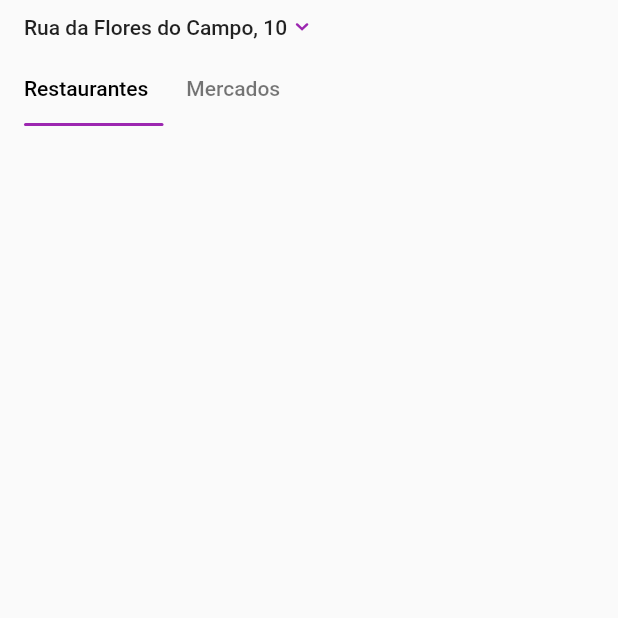
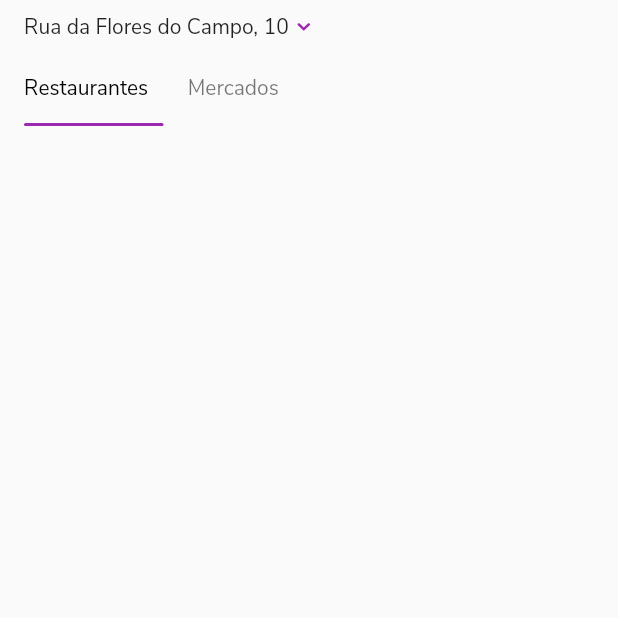
Before and after one commit to HericAvila/AprendendoFlutter, a Flutter app: the screen it shows after launch, on a phone screen of 412 x 824 dp, the top half of it. Run offline on Flutter 3.47's test engine with Material 2 defaults, Android fonts, the phone set to English and light mode, and no system bars; our stand-ins replace flutter_svg, tab_indicator_styler; Roboto replaces fonts that are missing (Nunito-Sans).

Commit message:
delivery

```diff
--- a/app_delivery/lib/core/theme/app_theme.dart
+++ b/app_delivery/lib/core/theme/app_theme.dart
@@ -3,7 +3,7 @@ import 'package:flutter/material.dart';
 
 class AppTheme {
   static ThemeData get theme => ThemeData(
-        fontFamily: 'Nunito-Sans',
+        fontFamily: 'Nunito Sans',
         primarySwatch: AppColors.primaryColor,
       );
 }
--- /dev/null
+++ b/app_delivery/lib/views/content/components/botton_navigator_component.dart
@@ -0,0 +1,8 @@
+import 'package:flutter/material.dart';
+
+class BottonNavigatorComponent extends StatelessWidget {
+  @override
+  Widget build(BuildContext context) {
+    return Container();
+  }
+}
--- /dev/null
+++ b/app_delivery/lib/views/content/components/content_tapbar_component.dart
@@ -0,0 +1,47 @@
+import 'package:flutter/material.dart';
+import 'package:tab_indicator_styler/tab_indicator_styler.dart';
+import '../../../core/theme/app_colors.dart';
+import '../../../core/theme/app_typography.dart';
+
+class ContentTapBarComponent extends StatelessWidget {
+  final TabController controller;
+  final Function(int) onTap;
+
+  const ContentTapBarComponent(
+      {Key key, @required this.controller, @required this.onTap})
+      : super(key: key);
+  @override
+  Widget build(BuildContext context) {
+    return Padding(
+      padding: const EdgeInsets.only(left: 16, right: 210),
+      child: TabBar(
+        onTap: onTap,
+        labelPadding: EdgeInsets.zero,
+        indicatorPadding: EdgeInsets.zero,
+        labelColor: Colors.black,
+        unselectedLabelColor: AppColors.black54,
+        labelStyle: AppTypography.bodyText(context).copyWith(
+          color: Colors.black,
+        ),
+        indicator: MaterialIndicator(
+          color: AppColors.primaryColor,
+          height: 2,
+          bottomLeftRadius: 5,
+          bottomRightRadius: 5,
+        ),
+        controller: controller,
+        tabs: [
+          Tab(
+            child: Align(
+              alignment: Alignment.centerLeft,
+              child: Text('Restaurantes'),
+            ),
+          ),
+          Tab(
+            child: Text('Mercados'),
+          ),
+        ],
+      ),
+    );
+  }
+}
--- a/app_delivery/lib/views/content/content_page.dart
+++ b/app_delivery/lib/views/content/content_page.dart
@@ -1,8 +1,6 @@
-import 'package:app_delivery/core/theme/app_colors.dart';
-import 'package:app_delivery/core/theme/app_typography.dart';
 import 'package:app_delivery/views/content/components/header_local_component.dart';
 import 'package:flutter/material.dart';
-import 'package:tab_indicator_styler/tab_indicator_styler.dart';
+import 'components/content_tapbar_component.dart';
 
 class ContentPage extends StatefulWidget {
   @override
@@ -15,6 +13,7 @@ class _ContentPageState extends State<ContentPage>
   @override
   void initState() {
     tabController = TabController(length: 2, vsync: this);
+    //categories = controller.getCategorys();
     super.initState();
   }
 
@@ -23,35 +22,15 @@ class _ContentPageState extends State<ContentPage>
     return Scaffold(
         body: Column(
       children: [
-        HeaderLocationComponent(
-          location: 'Rua da Flores do Campo, 10',
-        ),
-        Padding(
-          padding: const EdgeInsets.only(left: 16, right: 210),
-          child: TabBar(
-            labelPadding: EdgeInsets.zero,
-            indicatorPadding: EdgeInsets.zero,
-            labelColor: Colors.black,
-            unselectedLabelColor: AppColors.black54,
-            labelStyle: AppTypography.bodyText(context).copyWith(
-              color: Colors.black,
-            ),
-            indicator: MaterialIndicator(
-              color: AppColors.primaryColor,
-              height: 2,
-              bottomLeftRadius: 5,
-              bottomRightRadius: 5,
-            ),
-            controller: tabController,
-            tabs: [
-              Tab(
-                child: Align(
-                  alignment: Alignment.centerLeft,
-                  child: Text('Restaurantes'),
-                ),
+        Expanded(
+          child: Column(
+            children: [
+              HeaderLocationComponent(
+                location: 'Rua da Flores do Campo, 10',
               ),
-              Tab(
-                child: Text('Mercados'),
+              ContentTapBarComponent(
+                controller: tabController,
+                onTap: (index) {},
               ),
             ],
           ),
```
Also changed, not shown: 1 other file.
